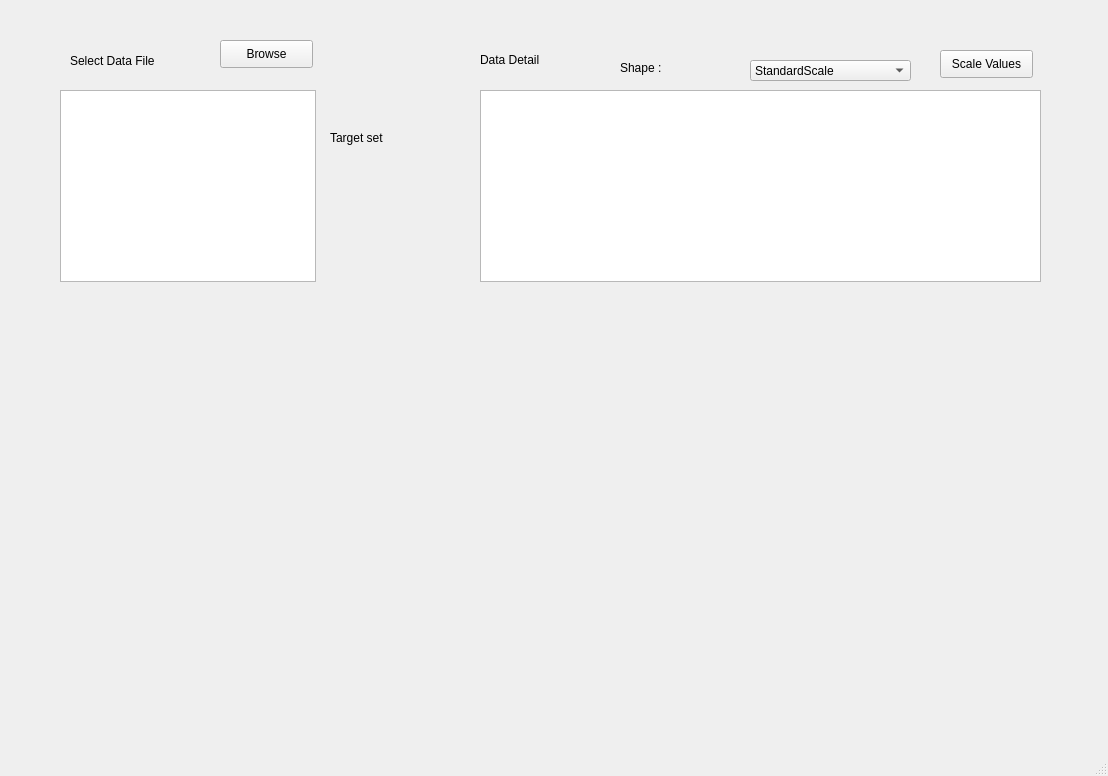
yyyeongju/ml_gui, file mainwindow.ui: the form before one commit.
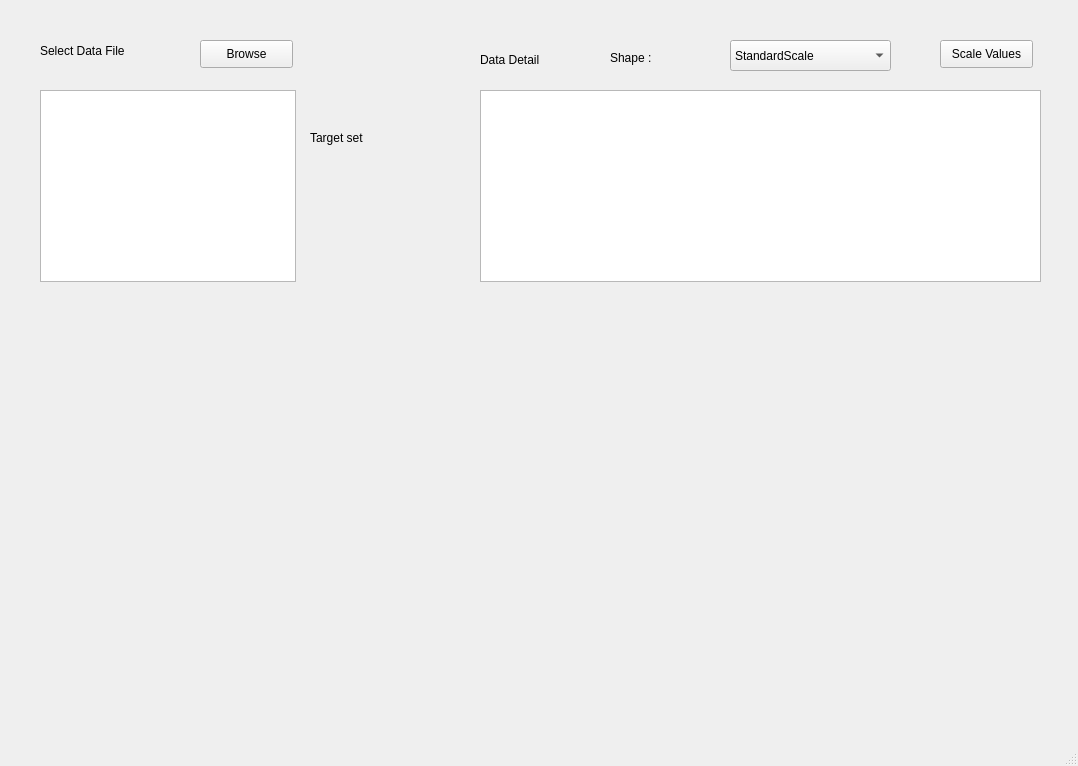
The form after the commit.

Patch:
```diff
--- a/mainwindow.ui
+++ b/mainwindow.ui
@@ -6,8 +6,8 @@
    <rect>
     <x>0</x>
     <y>0</y>
-    <width>1108</width>
-    <height>776</height>
+    <width>1078</width>
+    <height>766</height>
    </rect>
   </property>
   <property name="windowTitle">
@@ -17,8 +17,8 @@
    <widget class="QLabel" name="label">
     <property name="geometry">
      <rect>
-      <x>70</x>
-      <y>40</y>
+      <x>40</x>
+      <y>30</y>
       <width>111</width>
       <height>41</height>
      </rect>
@@ -30,7 +30,7 @@
    <widget class="QPushButton" name="Browse">
     <property name="geometry">
      <rect>
-      <x>220</x>
+      <x>200</x>
       <y>40</y>
       <width>93</width>
       <height>28</height>
@@ -43,7 +43,7 @@
    <widget class="QListView" name="listView">
     <property name="geometry">
      <rect>
-      <x>60</x>
+      <x>40</x>
       <y>90</y>
       <width>256</width>
       <height>192</height>
@@ -53,7 +53,7 @@
    <widget class="QLabel" name="label_2">
     <property name="geometry">
      <rect>
-      <x>330</x>
+      <x>310</x>
       <y>130</y>
       <width>64</width>
       <height>15</height>
@@ -79,8 +79,8 @@
    <widget class="QLabel" name="shape">
     <property name="geometry">
      <rect>
-      <x>620</x>
-      <y>60</y>
+      <x>610</x>
+      <y>50</y>
       <width>64</width>
       <height>15</height>
      </rect>
@@ -92,10 +92,10 @@
    <widget class="QComboBox" name="scaler_btn">
     <property name="geometry">
      <rect>
-      <x>750</x>
-      <y>60</y>
+      <x>730</x>
+      <y>40</y>
       <width>161</width>
-      <height>21</height>
+      <height>31</height>
      </rect>
     </property>
     <item>
@@ -118,7 +118,7 @@
     <property name="geometry">
      <rect>
       <x>940</x>
-      <y>50</y>
+      <y>40</y>
       <width>93</width>
       <height>28</height>
      </rect>
```
Left out of the diff: 4 changed lines with no effect on the pictures.
